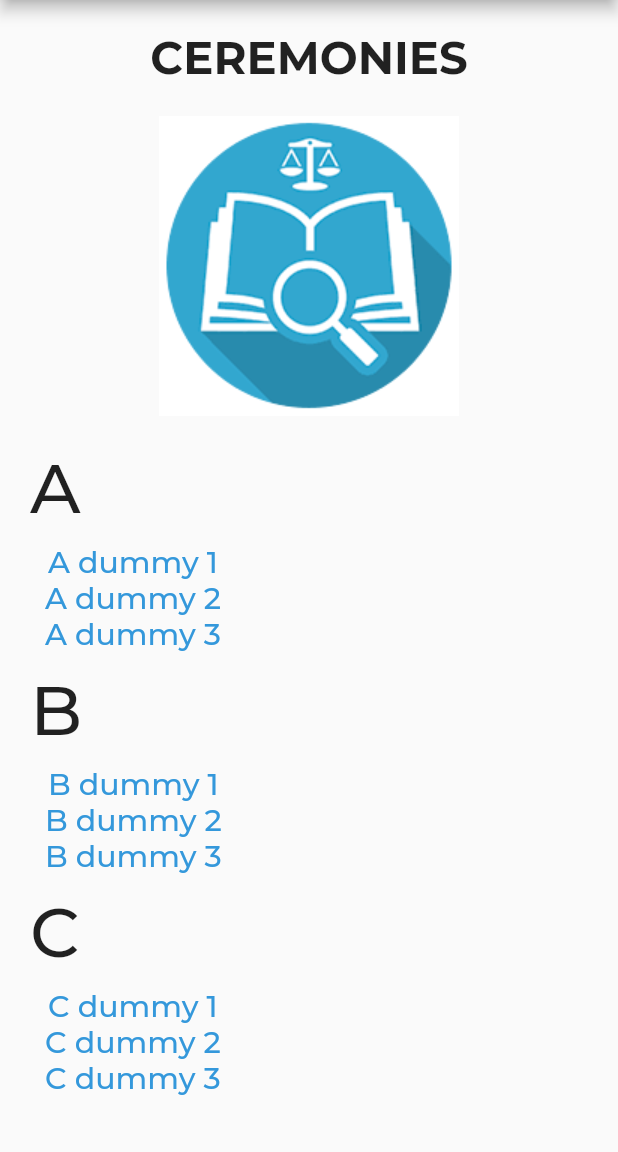
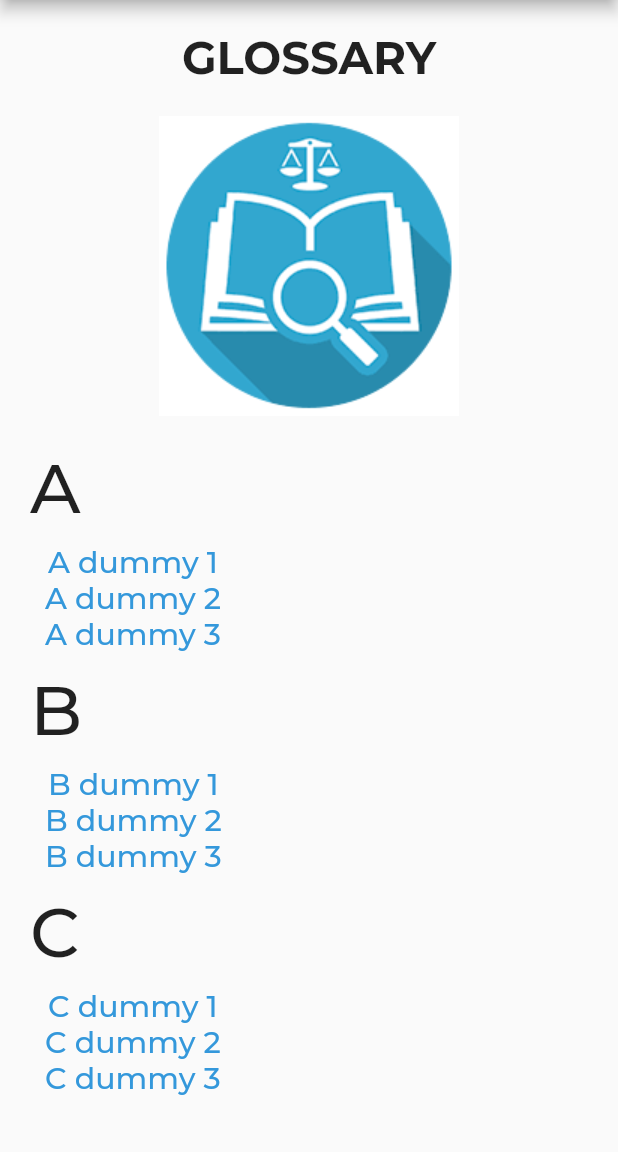
Before and after one commit to mochaul/ppl-scrumbooster, a Flutter app: the GlossaryPage screen opened by its route, on a phone screen of 412 x 824 dp, the part 84-1236 px from its top. Run offline on Flutter 3.47's test engine with Material 2 defaults, Android fonts, the phone set to English and light mode, and no system bars; project files that could hold a hidden picture were left out.

Commit message:
[CHORED] ganit header name

```diff
--- a/lib/contentsList/GlossaryPage.dart
+++ b/lib/contentsList/GlossaryPage.dart
@@ -25,7 +25,7 @@ var utils = new Util();
         child: ListView(
           children: <Widget>[
             Padding(padding: EdgeInsets.all(10),),
-            Text("CEREMONIES", style: TextStyle(fontSize: 30, fontWeight: FontWeight.bold), textAlign: TextAlign.center,),
+            Text("GLOSSARY", style: TextStyle(fontSize: 30, fontWeight: FontWeight.bold), textAlign: TextAlign.center,),
             Padding(padding: EdgeInsets.all(10),),
             Image.asset("assets/listGlossary/glossary.png", height: 200,),
             Container(
```
